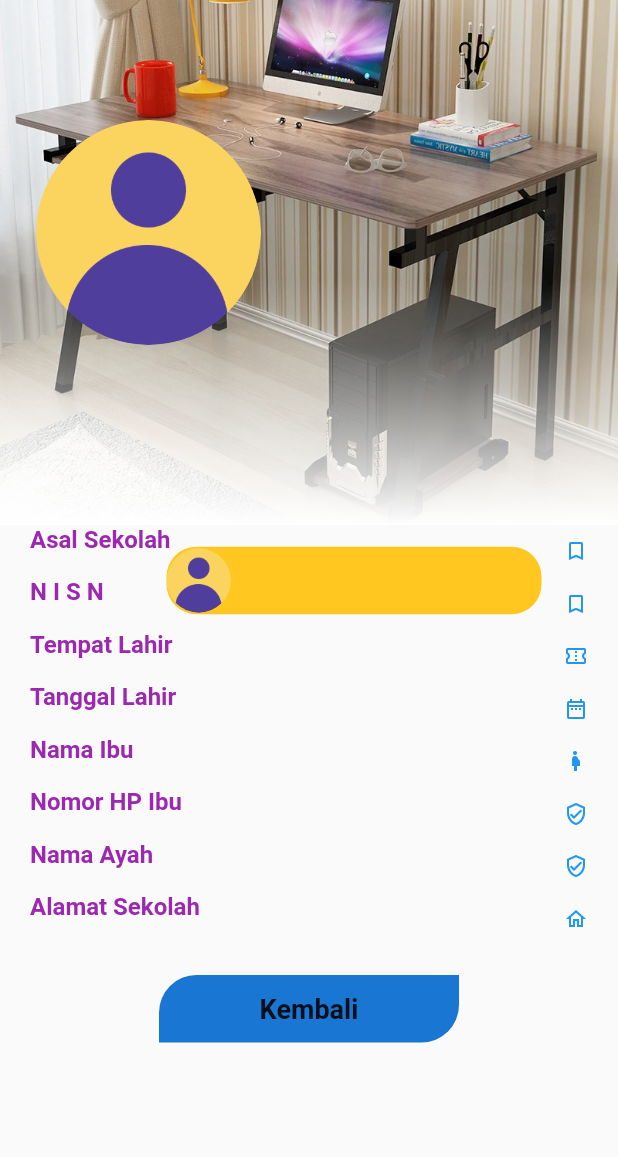
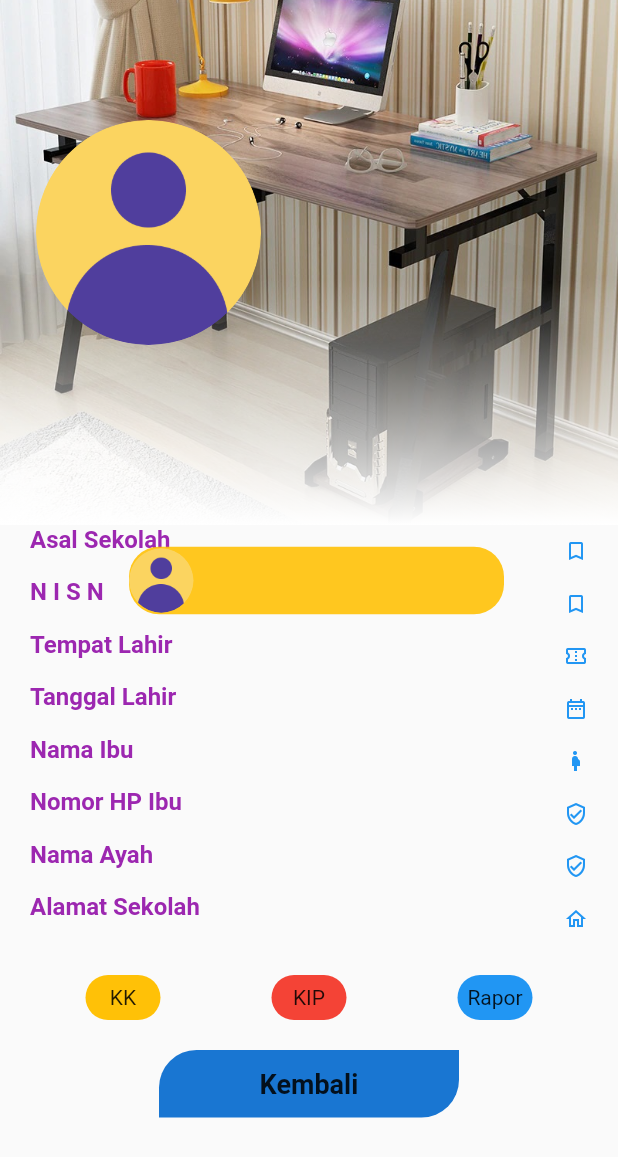
Before and after one commit to Muhajir147701/pendaftaran_siswa_baru, a Flutter app: the SiswaDetailPage screen opened directly with empty values, on a phone screen of 412 x 824 dp. Shown: the top 1157 px of the screen. Run offline on Flutter 3.47's test engine with Material 2 defaults, Android fonts, the phone set to English and light mode, and no system bars; our stand-ins replace awesome_dialog, bloc, camera, cloud_firestore, email_validator, equatable and 9 more; accounts and stored records are empty.

Commit message:
Penambahan pada foto view,

```diff
--- a/lib/services/services.dart
+++ b/lib/services/services.dart
@@ -8,9 +8,10 @@ import 'package:path_provider/path_provider.dart';
 
 import 'package:pendaftaran_siswa_baru/models/models.dart';
 import 'package:pendaftaran_siswa_baru/extension/extension.dart';
-// import 'package:pendaftaran_siswa_baru/shared/shared.dart';
+import 'package:photo_view/photo_view.dart';
 
 part 'auth_services.dart';
 part 'user_services.dart';
 part 'siswa_services.dart';
 part 'camera_services.dart';
+part 'image_viewer.dart';
--- a/lib/ui/pages/pages.dart
+++ b/lib/ui/pages/pages.dart
@@ -4,6 +4,8 @@
 // import 'dart:io';
 
 // import 'dart:io';
+
+import 'dart:ui';
 
 import 'package:cloud_firestore/cloud_firestore.dart';
 import 'package:email_validator/email_validator.dart';
--- a/lib/ui/pages/siswa_detail_page.dart
+++ b/lib/ui/pages/siswa_detail_page.dart
@@ -77,6 +77,18 @@ class _SiswaDetailPageState extends State<SiswaDetailPage> {
                           SizedBox(
                             height: 20,
                           ),
+                          Row(
+                            mainAxisAlignment: MainAxisAlignment.spaceAround,
+                            children: [
+                              MiniButton('KK', siswa.sktm, () {}, Colors.amber),
+                              MiniButton('KIP', siswa.kip, () {}, Colors.red),
+                              MiniButton(
+                                  'Rapor', siswa.ketLain, () {}, Colors.blue),
+                            ],
+                          ),
+                          SizedBox(
+                            height: 20,
+                          ),
                           SizedBox(
                             height: 45,
                             width: 200,
@@ -114,7 +126,7 @@ class _SiswaDetailPageState extends State<SiswaDetailPage> {
             child: Container(
               height: 45,
               width: 250,
-              margin: EdgeInsets.only(bottom: 50, left: 60),
+              margin: EdgeInsets.only(bottom: 50, left: 10),
               decoration: BoxDecoration(
                   borderRadius: BorderRadius.circular(20),
                   color: Colors.amber.withOpacity(0.9)),
@@ -135,15 +147,18 @@ class _SiswaDetailPageState extends State<SiswaDetailPage> {
                   SizedBox(
                     width: 5,
                   ),
-                  Center(
+                  Container(
+                    width: 200,
+                    child: Center(
                         child: Text(
-
                       siswa.nama.toUpperCase(),
+                      overflow: TextOverflow.ellipsis,
                       style: TextStyle(
                           color: Colors.white,
-                        fontSize: 20,
+                          fontSize: 16,
                           fontWeight: FontWeight.w700),
                     )),
+                  ),
                 ],
               ),
             ),
--- /dev/null
+++ b/lib/ui/widgets/minibutton.dart
@@ -0,0 +1,28 @@
+part of 'widgets.dart';
+
+class MiniButton extends StatelessWidget {
+  final String btnName;
+  final String foto;
+  final Function ontap;
+  final Color warna;
+
+  MiniButton(this.btnName, this.foto, this.ontap, this.warna);
+  @override
+  Widget build(BuildContext context) {
+    return GestureDetector(
+      onTap: () {
+        Navigator.push(context,
+            MaterialPageRoute(builder: (context) => ImageViewer(foto)));
+      },
+      child: Container(
+        width: 50,
+        height: 30,
+        decoration: BoxDecoration(
+          borderRadius: BorderRadius.circular(20),
+          color: warna,
+        ),
+        child: Center(child: Text(btnName)),
+      ),
+    );
+  }
+}
--- a/lib/ui/widgets/widgets.dart
+++ b/lib/ui/widgets/widgets.dart
@@ -1,5 +1,6 @@
 import 'package:awesome_dialog/awesome_dialog.dart';
 import 'package:flutter/material.dart';
+import 'package:pendaftaran_siswa_baru/services/services.dart';
 // import 'package:pendaftaran_siswa_baru/bloc/page_bloc.dart';
 import 'package:pendaftaran_siswa_baru/shared/shared.dart';
 
@@ -7,3 +8,4 @@ import 'package:pendaftaran_siswa_baru/shared/shared.dart';
 
 part 'siswa_card.dart';
 part 'text_field.dart';
+part 'minibutton.dart';
```
Also changed, not shown: lib/services/image_viewer.dart (added, +52 -0 lines), lib/ui/pages/main_page.dart (+2 -13 lines), lib/ui/pages/siswa_penerima_manfaat.dart (+56 -11 lines), lib/ui/pages/splash_page.dart (+5 -2 lines), lib/ui/widgets/siswa_card.dart (+35 -12 lines), pubspec.yaml (+4 -4 lines), pubspec.lock, 5 other files. Lines whose indentation alone changed are shown as unchanged.
